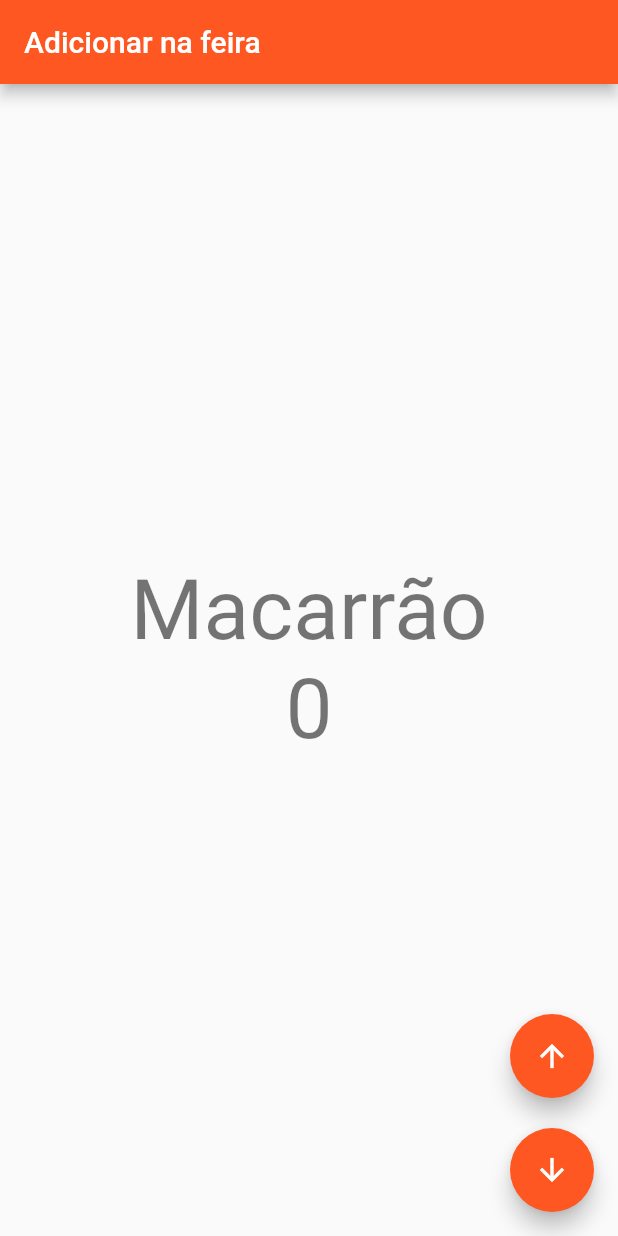
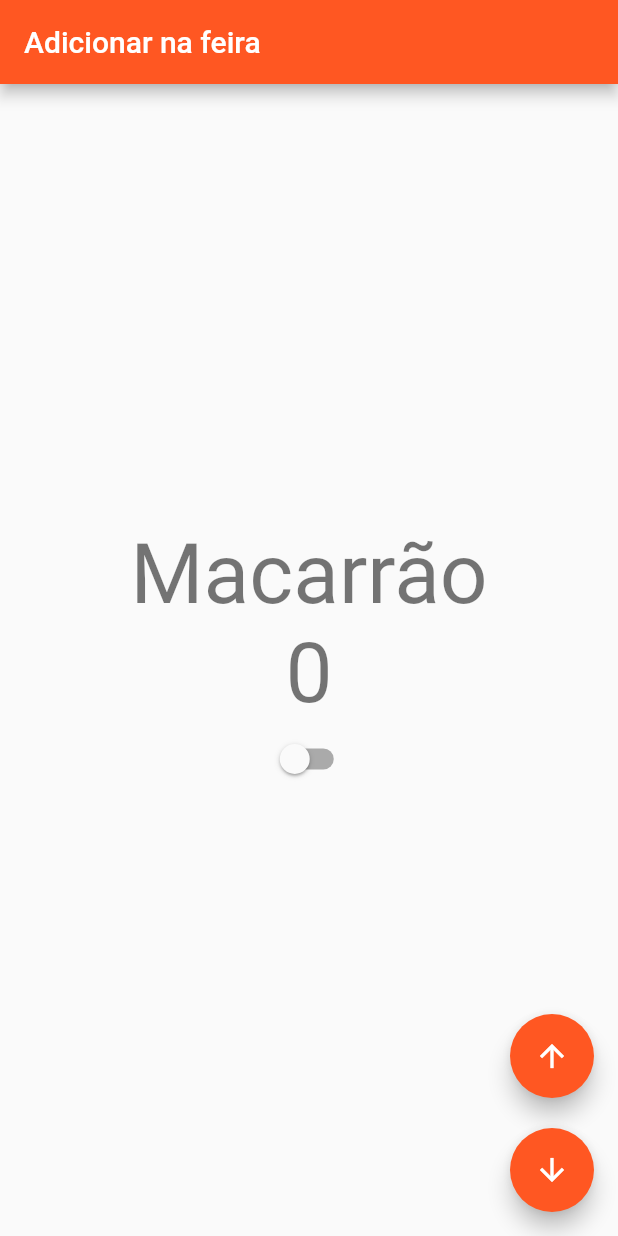
Before and after one commit to lucassverissimo/OlaMundo_Flutter, a Flutter app: the screen it shows after launch, on a phone screen of 412 x 824 dp. Run offline on Flutter 3.47's test engine with Material 2 defaults, Android fonts, the phone set to English and light mode, and no system bars.

```diff
--- /dev/null
+++ b/ola_mundo/lib/app_controller.dart
@@ -0,0 +1,12 @@
+import 'package:flutter/cupertino.dart';
+
+class AppController extends ChangeNotifier {
+
+  static AppController instance = AppController();
+
+  bool isDarkTheme = false;
+  changeTheme(){
+    isDarkTheme = !isDarkTheme;
+    notifyListeners();
+  }
+}
--- a/ola_mundo/lib/app_widget.dart
+++ b/ola_mundo/lib/app_widget.dart
@@ -1,4 +1,5 @@
 import 'package:flutter/material.dart';
+import 'package:ola_mundo/app_controller.dart';
 
 import 'home_page.dart';
 
@@ -7,9 +8,17 @@ class AppWidget extends StatelessWidget {
 
   @override
   Widget build(BuildContext context) {
-    return MaterialApp(
-      theme: ThemeData(primarySwatch: Colors.deepOrange),
-      home:HomePage(),
+    return AnimatedBuilder(
+      animation: AppController.instance,
+      builder: (context,child) {
+        return MaterialApp(
+          theme: ThemeData(
+              primarySwatch: Colors.deepOrange,
+              brightness: AppController.instance.isDarkTheme ? Brightness.dark : Brightness.light
+          ),
+          home:HomePage(),
+        );
+      },
     );
   }
 }
--- a/ola_mundo/lib/home_page.dart
+++ b/ola_mundo/lib/home_page.dart
@@ -1,4 +1,5 @@
 import 'package:flutter/material.dart';
+import 'package:ola_mundo/app_controller.dart';
 
 class HomePage extends StatefulWidget {
   @override
@@ -9,6 +10,7 @@ class HomePage extends StatefulWidget {
 
 class _HomePageState extends State<HomePage> {
   int _counter = 0;
+  bool _isDarkTheme = false;
 
   void _incrementCounter() {
     setState(() {
@@ -41,9 +43,15 @@ class _HomePageState extends State<HomePage> {
                 style: Theme.of(context).textTheme.displayMedium,
 
               ),
+              Switch(
+                  value: AppController.instance.isDarkTheme,
+                  onChanged: (value) {
+                    AppController.instance.changeTheme();
+                  }),
             ],
           ),
         ),
+
         floatingActionButton: Column(
             mainAxisAlignment: MainAxisAlignment.end,
             children: [
```
